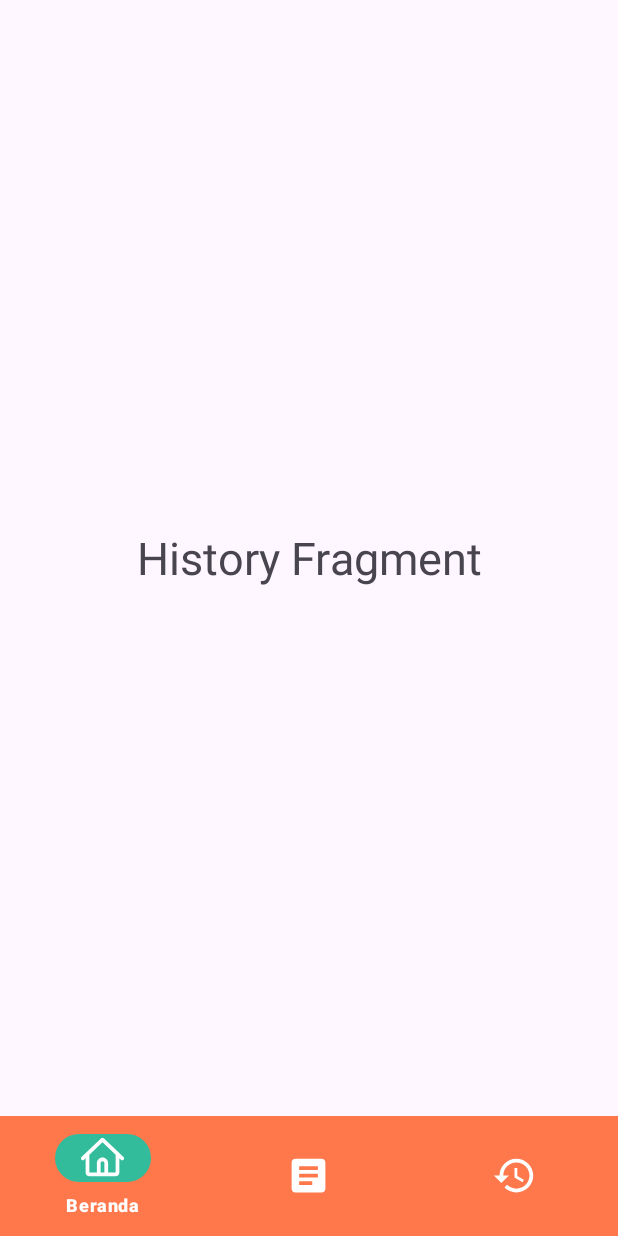
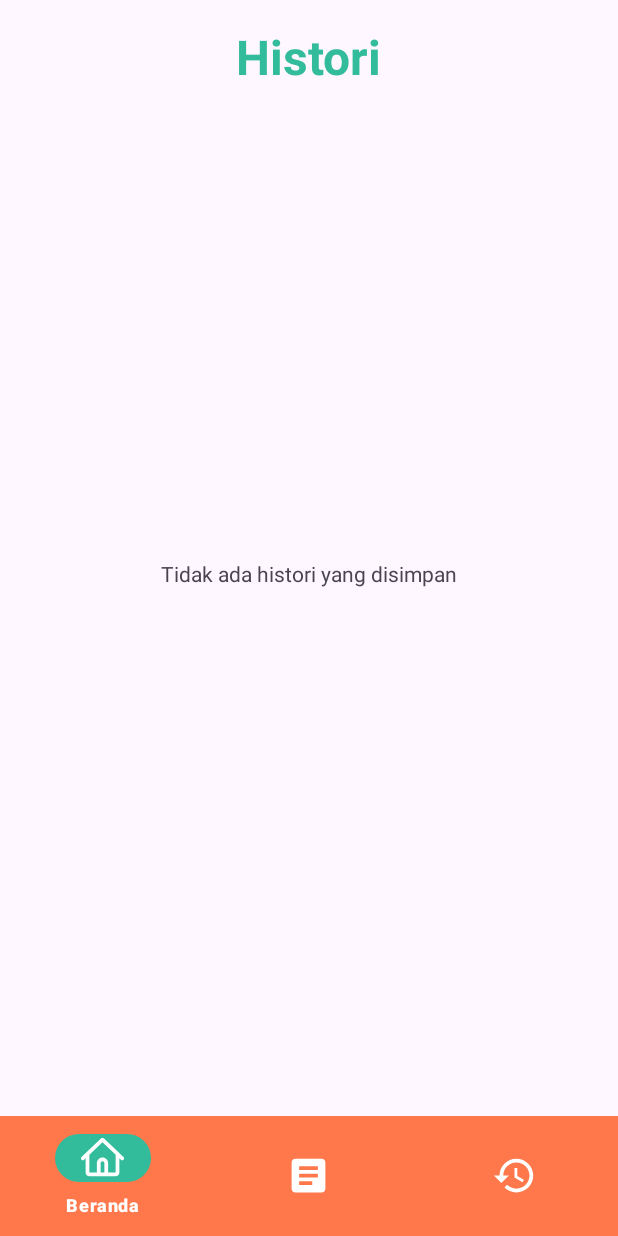
Before and after one commit to romiyusnandar/skin_cancer_detector, an Android app: the fragment HistoryFragment placed in its activity, on a phone screen of 412 x 824 dp. Run offline under Robolectric (Android 15) with nearby library versions, the phone set to English and light mode, and no system bars; libraries missing offline, so code that uses them is left out: com.yalantis.ucrop; pictures from the network do not load.

Commit message:
Add history fragment

```diff
--- a/app/src/main/java/com/dicoding/asclepius/di/Injection.kt
+++ b/app/src/main/java/com/dicoding/asclepius/di/Injection.kt
@@ -14,8 +14,6 @@ object Injection {
     }
 
     fun provideNewsRepository(context: Context): NewsRepository {
-        // Saat ini, NewsRepository tidak memerlukan parameter tambahan
-        // Namun, kita tetap menyertakan context untuk konsistensi dan kemungkinan penggunaan di masa depan
         return NewsRepository()
     }
 }
--- a/app/src/main/java/com/dicoding/asclepius/fragment/HistoryFragment.kt
+++ b/app/src/main/java/com/dicoding/asclepius/fragment/HistoryFragment.kt
@@ -6,27 +6,65 @@ import androidx.fragment.app.Fragment
 import android.view.LayoutInflater
 import android.view.View
 import android.view.ViewGroup
+import android.widget.TextView
+import androidx.recyclerview.widget.DividerItemDecoration
+import androidx.recyclerview.widget.LinearLayoutManager
+import androidx.recyclerview.widget.RecyclerView
 import com.dicoding.asclepius.R
+import com.dicoding.asclepius.adapter.HistoryAdapter
+import com.dicoding.asclepius.databinding.FragmentHistoryBinding
+import com.dicoding.asclepius.local.LocalResponse
+import com.dicoding.asclepius.utils.ViewModelFactory
 import com.dicoding.asclepius.viewmodel.HistoryViewModel
 
 class HistoryFragment : Fragment() {
 
-    companion object {
-        fun newInstance() = HistoryFragment()
+    private lateinit var historyAdapter: HistoryAdapter
+    private var _binding: FragmentHistoryBinding? = null
+    private val binding get() = _binding!!
+    private val viewModel: HistoryViewModel by viewModels {
+        ViewModelFactory.getInstance(requireContext())
     }
-
-    private val viewModel: HistoryViewModel by viewModels()
-
-    override fun onCreate(savedInstanceState: Bundle?) {
-        super.onCreate(savedInstanceState)
-
-        // TODO: Use the ViewModel
-    }
-
     override fun onCreateView(
         inflater: LayoutInflater, container: ViewGroup?,
         savedInstanceState: Bundle?
     ): View {
-        return inflater.inflate(R.layout.fragment_history, container, false)
+        _binding = FragmentHistoryBinding.inflate(inflater, container, false)
+        return binding.root
+    }
+
+    override fun onViewCreated(view: View, savedInstanceState: Bundle?) {
+        super.onViewCreated(view, savedInstanceState)
+
+        setupRecyclerView()
+        observeLiveData()
+    }
+
+    private fun setupRecyclerView() {
+        with(binding.rvHistory) {
+            layoutManager = LinearLayoutManager(requireContext())
+        }
+    }
+
+    private fun observeLiveData() {
+        viewModel.history.observe(viewLifecycleOwner) { results ->
+            setResults(results)
+        }
+    }
+
+    private fun setResults(results: List<LocalResponse>) {
+        val adapter = HistoryAdapter().apply { submitList(results) }
+        binding.rvHistory.adapter = adapter
+        isHistoryEmpty(results)
+    }
+
+    private fun isHistoryEmpty(results: List<LocalResponse>) {
+        binding.textNotFound.visibility = if (results.isEmpty()) View.VISIBLE else View.GONE
+        binding.rvHistory.visibility = if (results.isEmpty()) View.GONE else View.VISIBLE
+    }
+
+    override fun onDestroyView() {
+        super.onDestroyView()
+        _binding = null
     }
 }
--- a/app/src/main/java/com/dicoding/asclepius/utils/ViewModelFactory.kt
+++ b/app/src/main/java/com/dicoding/asclepius/utils/ViewModelFactory.kt
@@ -32,7 +32,7 @@ class ViewModelFactory private constructor(
     override fun <T : ViewModel> create(modelClass: Class<T>): T {
         return when {
             modelClass.isAssignableFrom(HistoryViewModel::class.java) -> {
-                HistoryViewModel() as T
+                HistoryViewModel(resultRepository) as T
             }
             modelClass.isAssignableFrom(ResultViewModel::class.java) -> {
                 ResultViewModel(resultRepository) as T
--- a/app/src/main/java/com/dicoding/asclepius/viewmodel/HistoryViewModel.kt
+++ b/app/src/main/java/com/dicoding/asclepius/viewmodel/HistoryViewModel.kt
@@ -1,7 +1,27 @@
 package com.dicoding.asclepius.viewmodel
 
+import androidx.lifecycle.LiveData
+import androidx.lifecycle.MutableLiveData
 import androidx.lifecycle.ViewModel
+import androidx.lifecycle.viewModelScope
+import com.dicoding.asclepius.local.LocalResponse
+import com.dicoding.asclepius.repository.ResultRepository
+import kotlinx.coroutines.launch
 
-class HistoryViewModel : ViewModel() {
-    // TODO: Implement the ViewModel
+class HistoryViewModel(private val repository: ResultRepository) : ViewModel() {
+    private val _history = MutableLiveData<List<LocalResponse>>()
+    val history: LiveData<List<LocalResponse>> get() = _history
+
+    init {
+        getAllHistory()
+    }
+
+    private fun getAllHistory() {
+        viewModelScope.launch {
+            repository.getAll().observeForever {
+                _history.value = it
+            }
+        }
+    }
+
 }
--- a/app/src/main/res/layout/fragment_history.xml
+++ b/app/src/main/res/layout/fragment_history.xml
@@ -1,19 +1,50 @@
 <?xml version="1.0" encoding="utf-8"?>
 <androidx.constraintlayout.widget.ConstraintLayout xmlns:android="http://schemas.android.com/apk/res/android"
+    xmlns:app="http://schemas.android.com/apk/res-auto"
     xmlns:tools="http://schemas.android.com/tools"
     android:layout_width="match_parent"
     android:layout_height="match_parent"
-    xmlns:app="http://schemas.android.com/apk/res-auto"
     tools:context=".fragment.HistoryFragment">
 
     <TextView
+        android:id="@+id/tv_title"
+        android:layout_width="wrap_content"
+        android:layout_height="wrap_content"
+        android:layout_marginVertical="16dp"
+        android:text="@string/history_navbar"
+        android:textColor="@color/secondary"
+        android:textSize="32sp"
+        android:textStyle="bold"
+        app:layout_constraintTop_toTopOf="parent"
+        app:layout_constraintStart_toStartOf="parent"
+        app:layout_constraintEnd_toEndOf="parent" />
+
+
+    <androidx.recyclerview.widget.RecyclerView
+        android:id="@+id/rv_History"
         android:layout_width="match_parent"
         android:layout_height="match_parent"
-        android:text="History Fragment"
-        android:textSize="30sp"
-        android:gravity="center"
+        android:paddingTop="64dp"
+        tools:listitem="@layout/item_view_history"
+        app:layout_constraintEnd_toEndOf="parent"
+        app:layout_constraintHorizontal_bias="0.0"
         app:layout_constraintStart_toStartOf="parent"
+        app:layout_constraintTop_toBottomOf="@id/tv_title" />
+
+    <TextView
+        android:id="@+id/textNotFound"
+        android:layout_width="wrap_content"
+        android:layout_height="wrap_content"
+        android:text="@string/no_history_added"
+        android:visibility="gone"
+        android:layout_gravity="top|center"
+        android:layout_marginTop="20dp"
+        tools:visibility="visible"
+        app:layout_constraintBottom_toBottomOf="parent"
         app:layout_constraintEnd_toEndOf="parent"
-        app:layout_constraintBottom_toBottomOf="parent"/>
+        app:layout_constraintStart_toStartOf="parent"
+        app:layout_constraintTop_toTopOf="parent"
+        app:layout_anchorGravity="center" />
+
 
 </androidx.constraintlayout.widget.ConstraintLayout>
--- a/app/src/main/res/values/strings.xml
+++ b/app/src/main/res/values/strings.xml
@@ -21,4 +21,5 @@
 
     <string name="news_title">Berita terbaru</string>
     <string name="read_more">Baca lebih lanjut</string>
+    <string name="no_history_added">Tidak ada histori yang disimpan</string>
 </resources>
```
Also changed, not shown: app/src/main/java/com/dicoding/asclepius/adapter/HistoryAdapter.kt (added, +77 -0 lines), app/src/main/res/layout/item_view_history.xml (+3 -4 lines).
